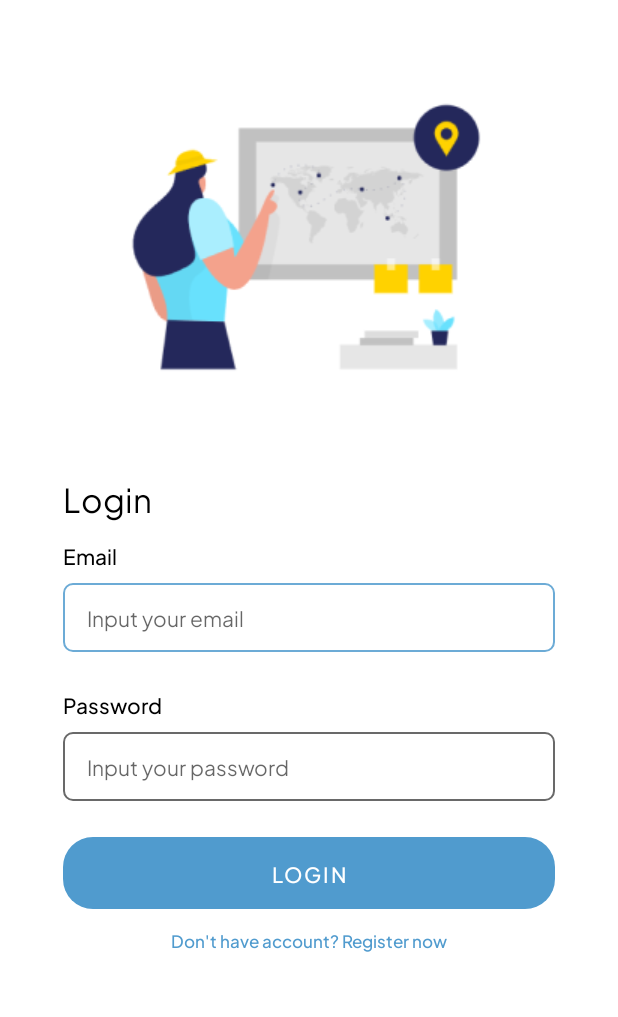
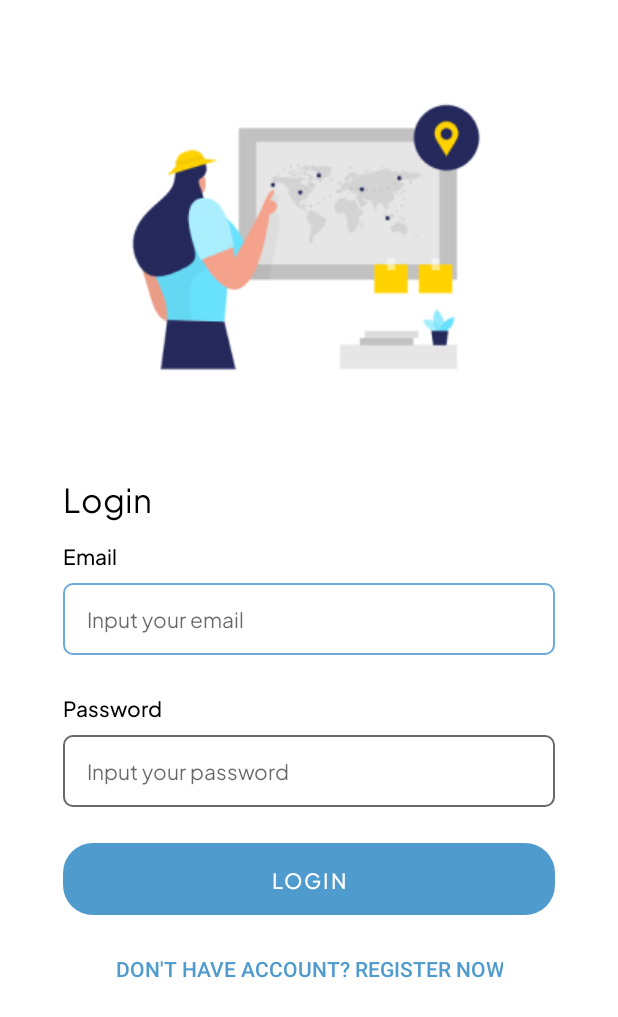
Before and after one commit to Six-Kizuki-to-the-moon/Tourista-App, an Android app: the LoginActivity screen opened directly, with no data from a screen before it, on a phone screen of 412 x 824 dp. Shown: the top 1017 px of the screen. Run offline under Robolectric (Android 15) with nearby library versions, the phone set to English and light mode, and no system bars.

Commit message:
refactor: custom edit text, strings, and icon

```diff
--- a/app/src/main/java/com/uppermoon/touristaapp/data/UserRepository.kt
+++ b/app/src/main/java/com/uppermoon/touristaapp/data/UserRepository.kt
@@ -24,6 +24,10 @@ class UserRepository(private val apiService: ApiService) {
         }
     }
 
+    fun postLogin(){
+
+    }
+
     companion object {
         @Volatile
         private var instance: UserRepository? = null
--- a/app/src/main/java/com/uppermoon/touristaapp/data/network/api/ApiService.kt
+++ b/app/src/main/java/com/uppermoon/touristaapp/data/network/api/ApiService.kt
@@ -19,7 +19,7 @@ interface ApiService {
 
     @FormUrlEncoded
     @POST("login")
-    suspend fun login(
+    suspend fun loginUser(
         @Field("email") email: String,
         @Field("password") password: String
     ): LoginResponse
--- a/app/src/main/java/com/uppermoon/touristaapp/presentation/login/LoginActivity.kt
+++ b/app/src/main/java/com/uppermoon/touristaapp/presentation/login/LoginActivity.kt
@@ -1,9 +1,10 @@
 package com.uppermoon.touristaapp.presentation.login
 
+import android.content.Intent
 import androidx.appcompat.app.AppCompatActivity
 import android.os.Bundle
-import com.uppermoon.touristaapp.R
 import com.uppermoon.touristaapp.databinding.ActivityLoginBinding
+import com.uppermoon.touristaapp.presentation.register.RegisterActivity
 
 class LoginActivity : AppCompatActivity() {
 
@@ -16,5 +17,13 @@ class LoginActivity : AppCompatActivity() {
 
         binding = ActivityLoginBinding.inflate(layoutInflater)
         setContentView(binding.root)
+
+        val btnToRegister = binding.btnGotoRegister
+
+
+        btnToRegister.setOnClickListener {
+            val intentToRegis = Intent(this, RegisterActivity::class.java)
+            startActivity(intentToRegis)
+        }
     }
 }
--- /dev/null
+++ b/app/src/main/res/drawable/icon_error.xml
@@ -0,0 +1,5 @@
+<vector android:height="24dp" android:tint="#ED2B2A"
+    android:viewportHeight="24" android:viewportWidth="24"
+    android:width="24dp" xmlns:android="http://schemas.android.com/apk/res/android">
+    <path android:fillColor="@android:color/white" android:pathData="M11,15h2v2h-2zM11,7h2v6h-2zM11.99,2C6.47,2 2,6.48 2,12s4.47,10 9.99,10C17.52,22 22,17.52 22,12S17.52,2 11.99,2zM12,20c-4.42,0 -8,-3.58 -8,-8s3.58,-8 8,-8 8,3.58 8,8 -3.58,8 -8,8z"/>
+</vector>
--- a/app/src/main/res/layout/activity_login.xml
+++ b/app/src/main/res/layout/activity_login.xml
@@ -1,11 +1,15 @@
 <?xml version="1.0" encoding="utf-8"?>
-<androidx.constraintlayout.widget.ConstraintLayout xmlns:android="http://schemas.android.com/apk/res/android"
+<androidx.core.widget.NestedScrollView xmlns:android="http://schemas.android.com/apk/res/android"
     xmlns:app="http://schemas.android.com/apk/res-auto"
     xmlns:tools="http://schemas.android.com/tools"
     android:layout_width="match_parent"
     android:layout_height="match_parent"
     android:padding="16dp"
     tools:context=".presentation.login.LoginActivity">
+
+    <androidx.constraintlayout.widget.ConstraintLayout
+        android:layout_width="match_parent"
+        android:layout_height="match_parent">
 
         <ImageView
             android:id="@+id/iv_login"
@@ -14,7 +18,8 @@
             app:layout_constraintEnd_toEndOf="parent"
             app:layout_constraintStart_toStartOf="parent"
             app:layout_constraintTop_toTopOf="parent"
-        app:srcCompat="@drawable/login_image" />
+            app:srcCompat="@drawable/login_image"
+            android:contentDescription="@string/login_image_desc" />
 
         <TextView
             style="@style/Title.Large"
@@ -38,7 +43,7 @@
             app:layout_constraintStart_toStartOf="@+id/tv_login_text"
             app:layout_constraintTop_toBottomOf="@+id/tv_login_text" />
 
-    <EditText
+        <com.uppermoon.touristaapp.ui.customview.MyEditTextEmail
             style="@style/EditTextGeneral"
             android:id="@+id/et_email"
             android:ems="10"
@@ -79,9 +84,9 @@
             app:layout_constraintStart_toStartOf="@+id/et_password"
             app:layout_constraintTop_toBottomOf="@+id/et_password" />
 
-    <TextView
-        style="@style/Label.Small"
-        android:id="@+id/tv_goto_register"
+        <com.google.android.material.button.MaterialButton
+            android:id="@+id/btn_goto_register"
+            style="@style/Widget.AppCompat.Button.Borderless"
             android:layout_width="wrap_content"
             android:layout_height="wrap_content"
             android:layout_marginTop="12dp"
@@ -92,3 +97,5 @@
             app:layout_constraintTop_toBottomOf="@+id/btn_login" />
 
     </androidx.constraintlayout.widget.ConstraintLayout>
+
+</androidx.core.widget.NestedScrollView>
--- a/app/src/main/res/values/strings.xml
+++ b/app/src/main/res/values/strings.xml
@@ -9,6 +9,7 @@
     <string name="get_started">Get Started</string>
     <string name="welcome_text">Welcome to </string>
     <string name="welcome_desc">Tourista will help you discover amazing places around Indonesia, from beautiful beaches to thrilling nature adventures. Join  with us and start your amazing experience with Tourista!</string>
+    <string name="login_image_desc">This is login image</string>
     <string name="login_text">Login</string>
     <string name="email_label">Email</string>
     <string name="email_hint">Input your email</string>
--- a/app/src/main/res/values/themes.xml
+++ b/app/src/main/res/values/themes.xml
@@ -111,7 +111,7 @@
     <style name="EditTextGeneral" parent="Body.Medium">
         <item name="android:background">@drawable/edit_text_border</item>
         <item name="android:layout_width">328dp</item>
-        <item name="android:layout_height">46dp</item>
+        <item name="android:layout_height">48dp</item>
         <item name="android:layout_marginTop">8dp</item>
         <item name="android:paddingStart">16dp</item>
     </style>
```
Also changed, not shown: app/src/main/java/com/uppermoon/touristaapp/ui/customview/MyEditTextEmail.kt (added, +93 -0 lines). Lines whose indentation alone changed are shown as unchanged.
